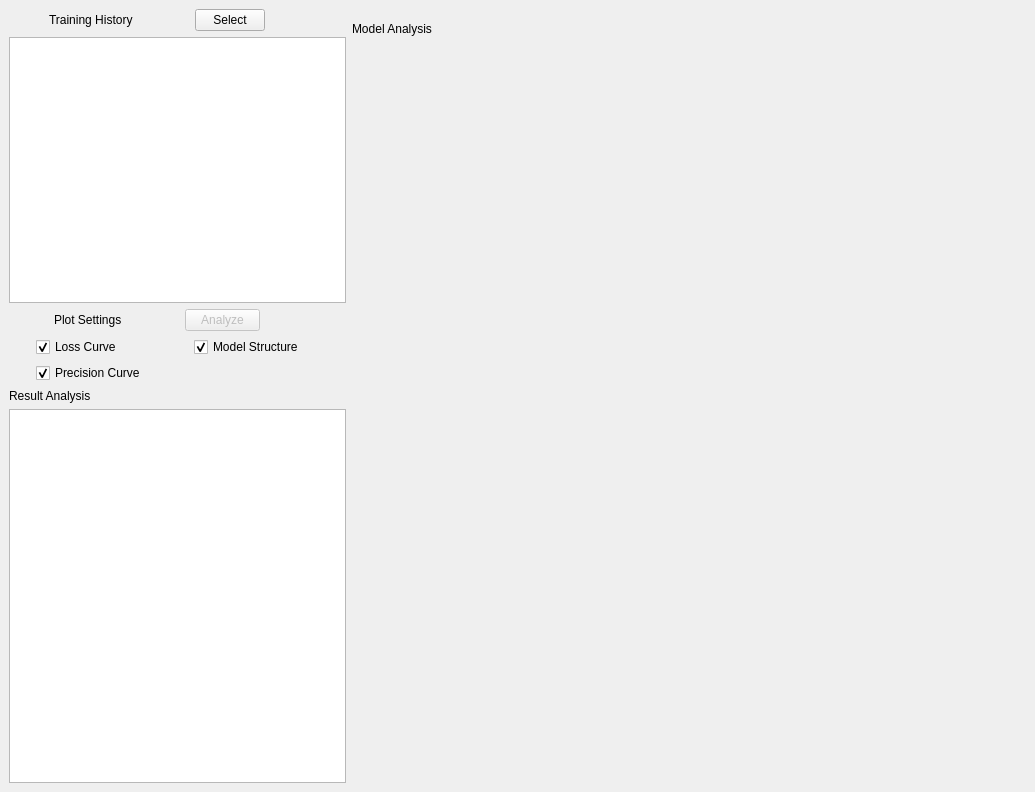
This is QSAR-UI/mainwindow2.ui in sheMnapion/AI-QSAR as Qt 5 draws it before an edit. The edited form follows.
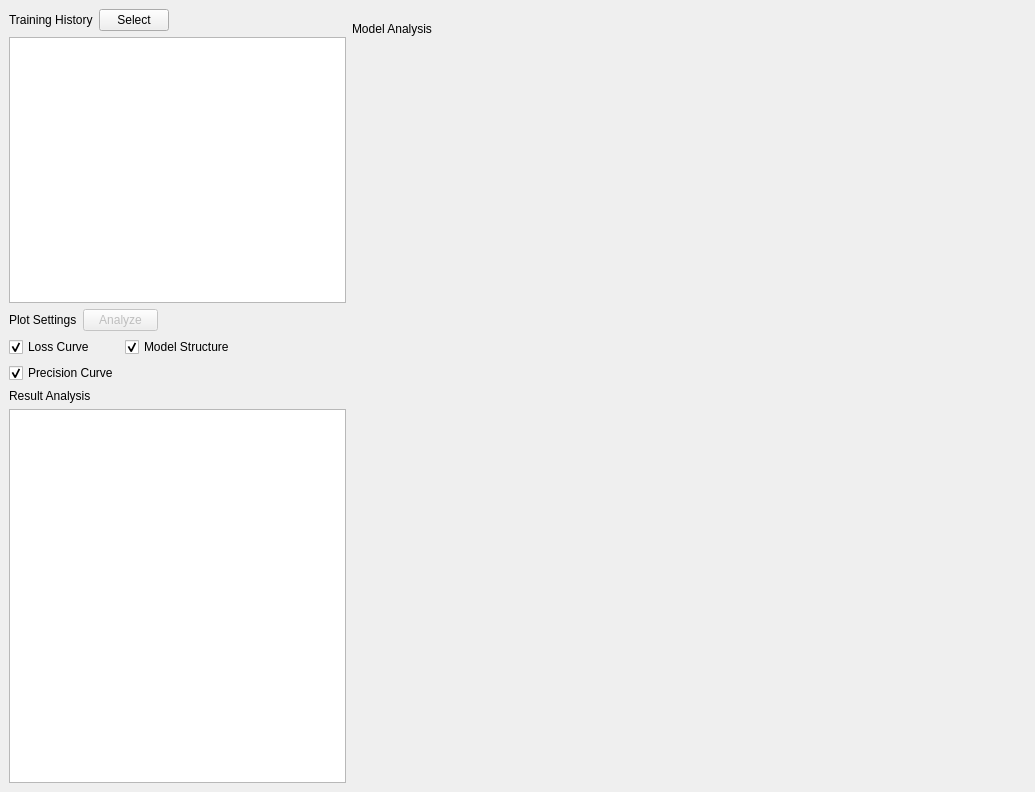
This is the edited form.

Commit message: Update layout ratio

What changed in the file:
```diff
--- a/QSAR-UI/mainwindow2.ui
+++ b/QSAR-UI/mainwindow2.ui
@@ -81,7 +81,7 @@
                  <enum>Qt::Horizontal</enum>
                 </property>
                 <property name="sizeType">
-                 <enum>QSizePolicy::Minimum</enum>
+                 <enum>QSizePolicy::Expanding</enum>
                 </property>
                 <property name="sizeHint" stdset="0">
                  <size>
@@ -170,7 +170,7 @@
                  <enum>Qt::Horizontal</enum>
                 </property>
                 <property name="sizeType">
-                 <enum>QSizePolicy::Minimum</enum>
+                 <enum>QSizePolicy::Expanding</enum>
                 </property>
                 <property name="sizeHint" stdset="0">
                  <size>
@@ -261,7 +261,7 @@
                    <enum>Qt::Horizontal</enum>
                   </property>
                   <property name="sizeType">
-                   <enum>QSizePolicy::Minimum</enum>
+                   <enum>QSizePolicy::Expanding</enum>
                   </property>
                   <property name="sizeHint" stdset="0">
                    <size>
```
The commit also changes 4 other files.
